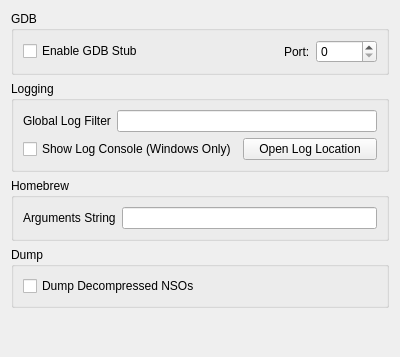
This is src/yuzu/configuration/configure_debug.ui in rorrim-rorrim/eden-alt as Qt 5 draws it before an edit. The edited form follows.
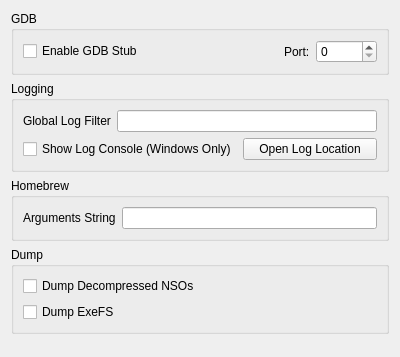
This is the edited form.

Commit message: settings: Add option to dump ExeFS of games upon launch When enabled, all exefs(es) will be copied to yuzu/dump/<title_id>/exefs.

```diff
--- a/src/yuzu/configuration/configure_debug.ui
+++ b/src/yuzu/configuration/configure_debug.ui
@@ -145,6 +145,16 @@
         </property>
        </widget>
       </item>
+      <item>
+       <widget class="QCheckBox" name="dump_exefs">
+        <property name="whatsThis">
+         <string>When checked, any game that yuzu loads will have its ExeFS dumped</string>
+        </property>
+        <property name="text">
+         <string>Dump ExeFS</string>
+        </property>
+       </widget>
+      </item>
      </layout>
     </widget>
    </item>
```
The commit also changes 6 other files.
